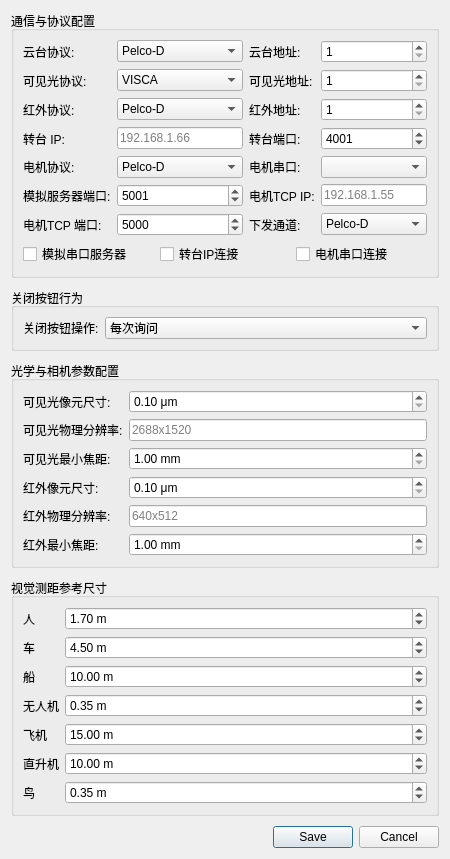
Old version of the form ui/settingsdialog.ui in the repository xiexianwang/T_JSON.
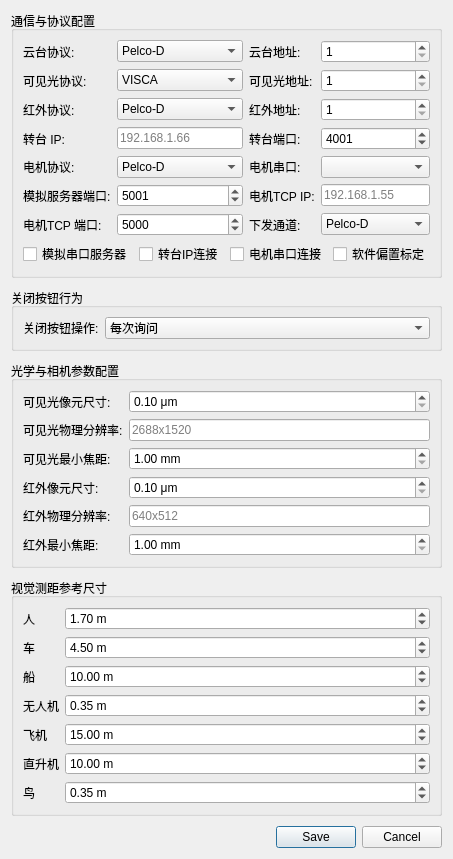
New version of the form.

Commit message: feat: decouple software PTZ calibration from serial server setting

The edit to the form file:
```diff
--- a/ui/settingsdialog.ui
+++ b/ui/settingsdialog.ui
@@ -215,6 +215,8 @@
         <item><widget class="QCheckBox" name="checkSerialServerEnabled"><property name="text"><string>模拟串口服务器</string></property></widget></item>
         <item><widget class="QCheckBox" name="checkTurntableIpEnabled"><property name="text"><string>转台IP连接</string></property></widget></item>
         <item><widget class="QCheckBox" name="checkMotorSerialEnabled"><property name="text"><string>电机串口连接</string></property></widget></item>
+         <item><widget class="QCheckBox" name="checkSoftwarePtzCalibration"><property name="text"><string>软件偏置标定</string></property></widget></item>
+         
        </layout>
       </item>
       </layout>
```
The commit also changes 6 other files.
